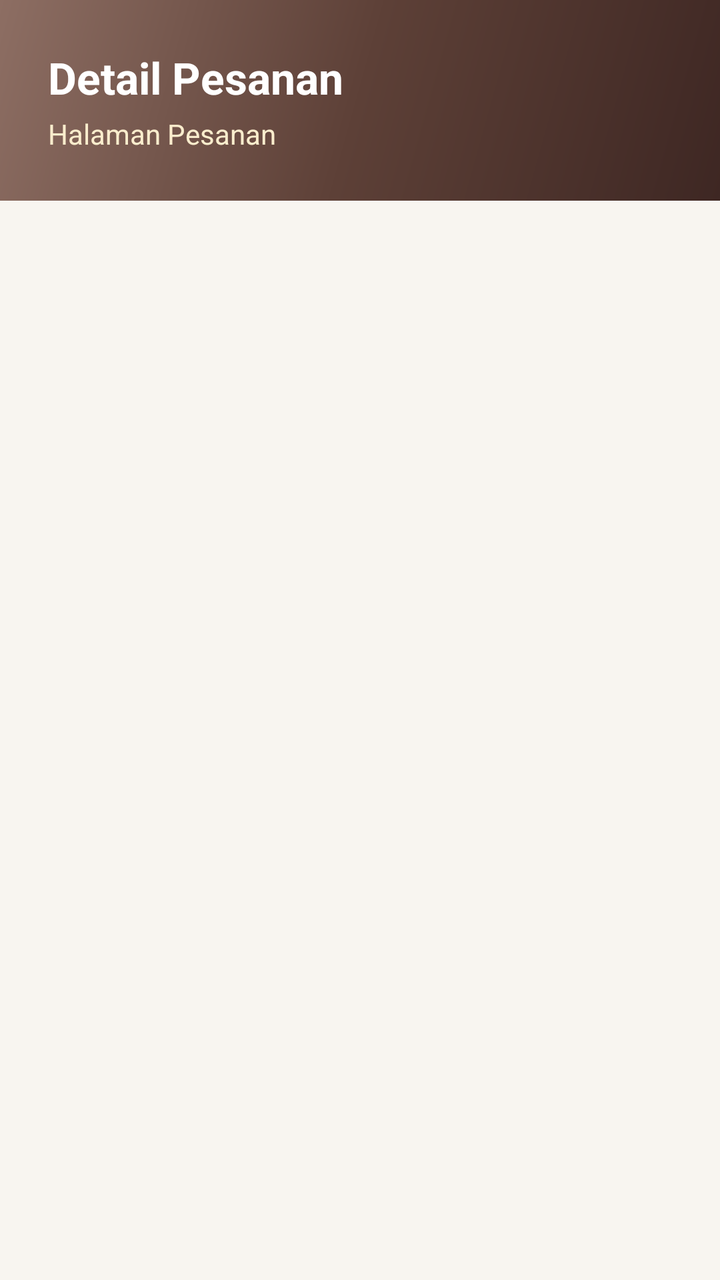
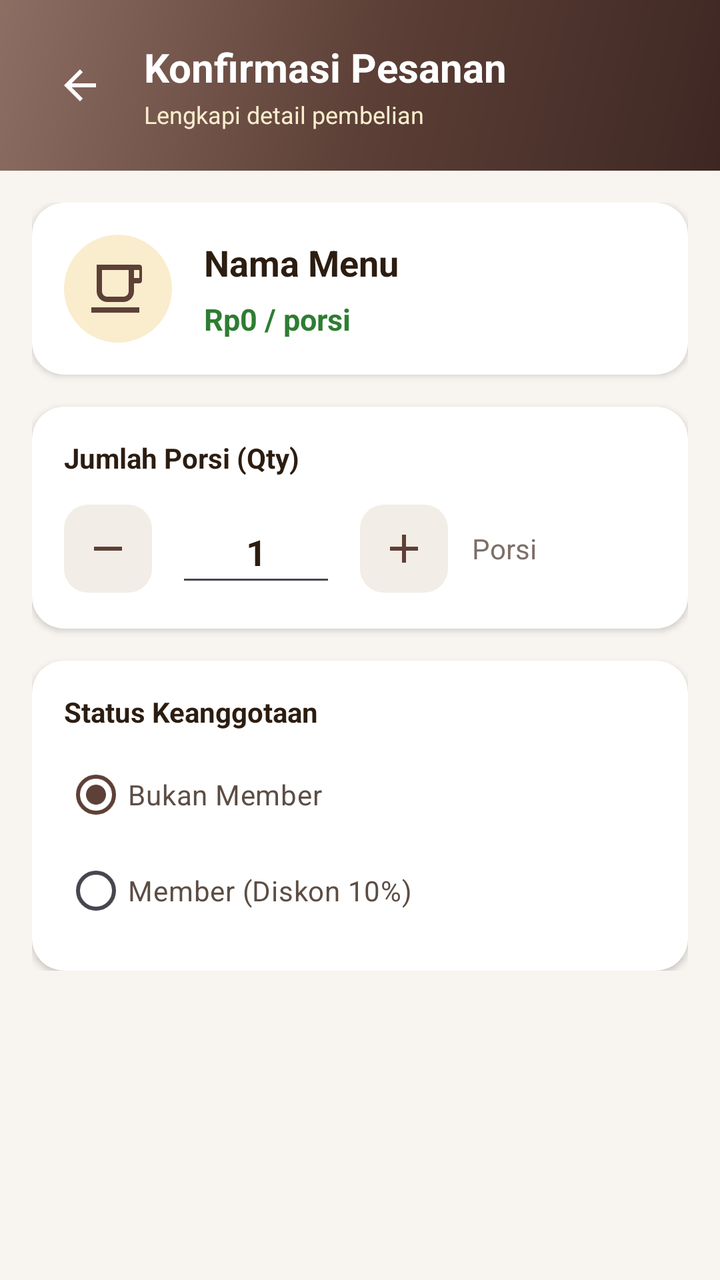

Compare the two renders of this Android layout. The source of the first and the diff that turns it into the second are given below.
<!-- AndroidManifest.xml: application theme Theme.UTS -->
<!-- res/layout/activity_order.xml -->
<?xml version="1.0" encoding="utf-8"?>
<LinearLayout xmlns:android="http://schemas.android.com/apk/res/android"
    android:id="@+id/orderRoot"
    xmlns:tools="http://schemas.android.com/tools"
    android:layout_width="match_parent"
    android:layout_height="match_parent"
    android:orientation="vertical"
    android:background="@color/cafe_bg"
    tools:context=".OrderActivity">

    <LinearLayout
        android:layout_width="match_parent"
        android:layout_height="wrap_content"
        android:background="@drawable/bg_header_gradient"
        android:orientation="vertical"
        android:padding="24dp">

        <TextView
            android:layout_width="wrap_content"
            android:layout_height="wrap_content"
            android:id="@+id/tvOrderHeaderTitle"
            android:text="Detail Pesanan"
            android:textColor="@color/white"
            android:textSize="22sp"
            android:textStyle="bold" />

        <TextView
            android:layout_width="wrap_content"
            android:layout_height="wrap_content"
            android:id="@+id/tvOrderHeaderSubtitle"
            android:layout_marginTop="4dp"
            android:text="Halaman Pesanan"
            android:textColor="@color/cafe_accent_light"
            android:textSize="14sp" />
    </LinearLayout>

    <TextView
        android:layout_width="match_parent"
        android:layout_height="wrap_content"
        android:id="@+id/tvSelectedMenuInfo"
        android:layout_margin="16dp"
        android:textColor="@color/cafe_text_title"
        android:textSize="18sp"
        android:textStyle="bold" />

</LinearLayout>
<!-- resources referenced by this layout -->
<resources>
  <color name="cafe_accent_light">#FAEDCD</color>
  <color name="cafe_bg">#F8F5F0</color>
  <color name="cafe_text_title">#2C1D11</color>
  <color name="white">#FFFFFFFF</color>
  <!-- drawable bg_header_gradient (drawable) -->
  <?xml version="1.0" encoding="utf-8"?>
  <shape xmlns:android="http://schemas.android.com/apk/res/android">
      <gradient
          android:angle="135"
          android:startColor="@color/cafe_primary_dark"
          android:centerColor="@color/cafe_primary"
          android:endColor="@color/cafe_secondary"
          android:type="linear" />
      <corners android:radius="0dp" />
  </shape>
  <style name="Theme.UTS" parent="Base.Theme.UTS" />
  <color name="cafe_primary_dark">#3E2723</color>
  <color name="cafe_primary">#5D4037</color>
  <color name="cafe_secondary">#8D6E63</color>
  <style name="Base.Theme.UTS" parent="Theme.Material3.DayNight.NoActionBar">
          <item name="colorPrimary">@color/cafe_primary</item>
          <item name="colorPrimaryDark">@color/cafe_primary_dark</item>
          <item name="colorAccent">@color/cafe_accent</item>
          <item name="android:statusBarColor">@color/cafe_primary_dark</item>
          <item name="android:windowBackground">@color/cafe_bg</item>
      </style>
  <color name="cafe_accent">#C78D4E</color>
</resources>

<!-- the commit's change to res/layout/activity_order.xml (unified diff, before → after) -->
@@ -1,6 +1,7 @@
 <?xml version="1.0" encoding="utf-8"?>
 <LinearLayout xmlns:android="http://schemas.android.com/apk/res/android"
     android:id="@+id/orderRoot"
+    xmlns:app="http://schemas.android.com/apk/res-auto"
     xmlns:tools="http://schemas.android.com/tools"
     android:layout_width="match_parent"
     android:layout_height="match_parent"
@@ -12,35 +13,231 @@
         android:layout_width="match_parent"
         android:layout_height="wrap_content"
         android:background="@drawable/bg_header_gradient"
-        android:orientation="vertical"
-        android:padding="24dp">
-
-        <TextView
-            android:layout_width="wrap_content"
+        android:orientation="horizontal"
+        android:padding="20dp"
+        android:gravity="center_vertical">
+
+        <ImageButton
+            android:id="@+id/btnBack"
+            android:layout_width="40dp"
+            android:layout_height="40dp"
+            android:background="?attr/selectableItemBackgroundBorderless"
+            android:src="@drawable/ic_arrow_back"
+            app:tint="@color/white" />
+
+        <LinearLayout
+            android:layout_width="0dp"
             android:layout_height="wrap_content"
-            android:id="@+id/tvOrderHeaderTitle"
-            android:text="Detail Pesanan"
-            android:textColor="@color/white"
-            android:textSize="22sp"
-            android:textStyle="bold" />
-
-        <TextView
-            android:layout_width="wrap_content"
+            android:layout_weight="1"
+            android:layout_marginStart="12dp"
+            android:orientation="vertical">
+
+            <TextView
+                android:layout_width="wrap_content"
+                android:layout_height="wrap_content"
+                android:text="Konfirmasi Pesanan"
+                android:textColor="@color/white"
+                android:textSize="20sp"
+                android:textStyle="bold" />
+
+            <TextView
+                android:layout_width="wrap_content"
+                android:layout_height="wrap_content"
+                android:layout_marginTop="2dp"
+                android:text="Lengkapi detail pembelian"
+                android:textColor="@color/cafe_accent_light"
+                android:textSize="12sp" />
+        </LinearLayout>
+    </LinearLayout>
+
+    <ScrollView
+        android:layout_width="match_parent"
+        android:layout_height="0dp"
+        android:layout_weight="1">
+
+        <LinearLayout
+            android:layout_width="match_parent"
             android:layout_height="wrap_content"
-            android:id="@+id/tvOrderHeaderSubtitle"
-            android:layout_marginTop="4dp"
-            android:text="Halaman Pesanan"
-            android:textColor="@color/cafe_accent_light"
-            android:textSize="14sp" />
-    </LinearLayout>
-
-    <TextView
-        android:layout_width="match_parent"
-        android:layout_height="wrap_content"
-        android:id="@+id/tvSelectedMenuInfo"
-        android:layout_margin="16dp"
-        android:textColor="@color/cafe_text_title"
-        android:textSize="18sp"
-        android:textStyle="bold" />
+            android:orientation="vertical"
+            android:padding="16dp">
+
+            <androidx.cardview.widget.CardView
+                android:id="@+id/cardMenuDetail"
+                android:layout_width="match_parent"
+                android:layout_height="wrap_content"
+                app:cardCornerRadius="16dp"
+                app:cardElevation="2dp"
+                app:cardBackgroundColor="@color/cafe_surface">
+
+                <LinearLayout
+                    android:layout_width="match_parent"
+                    android:layout_height="wrap_content"
+                    android:orientation="horizontal"
+                    android:padding="16dp"
+                    android:gravity="center_vertical">
+
+                    <FrameLayout
+                        android:layout_width="54dp"
+                        android:layout_height="54dp"
+                        android:background="@drawable/bg_icon_container">
+
+                        <ImageView
+                            android:id="@+id/imgOrderMenuIcon"
+                            android:layout_width="32dp"
+                            android:layout_height="32dp"
+                            android:layout_gravity="center"
+                            android:src="@drawable/ic_coffee" />
+                    </FrameLayout>
+
+                    <LinearLayout
+                        android:layout_width="0dp"
+                        android:layout_height="wrap_content"
+                        android:layout_weight="1"
+                        android:layout_marginStart="16dp"
+                        android:orientation="vertical">
+
+                        <TextView
+                            android:id="@+id/tvOrderMenuName"
+                            android:layout_width="wrap_content"
+                            android:layout_height="wrap_content"
+                            android:text="Nama Menu"
+                            android:textColor="@color/cafe_text_title"
+                            android:textSize="18sp"
+                            android:textStyle="bold" />
+
+                        <TextView
+                            android:id="@+id/tvOrderUnitPrice"
+                            android:layout_width="wrap_content"
+                            android:layout_height="wrap_content"
+                            android:layout_marginTop="6dp"
+                            android:text="Rp0 / porsi"
+                            android:textColor="@color/cafe_green"
+                            android:textSize="15sp"
+                            android:textStyle="bold" />
+                    </LinearLayout>
+                </LinearLayout>
+            </androidx.cardview.widget.CardView>
+
+            <androidx.cardview.widget.CardView
+                android:id="@+id/cardQty"
+                android:layout_width="match_parent"
+                android:layout_height="wrap_content"
+                android:layout_marginTop="16dp"
+                app:cardCornerRadius="16dp"
+                app:cardElevation="2dp"
+                app:cardBackgroundColor="@color/cafe_surface">
+
+                <LinearLayout
+                    android:layout_width="match_parent"
+                    android:layout_height="wrap_content"
+                    android:orientation="vertical"
+                    android:padding="16dp">
+
+                    <TextView
+                        android:layout_width="wrap_content"
+                        android:layout_height="wrap_content"
+                        android:text="Jumlah Porsi (Qty)"
+                        android:textColor="@color/cafe_text_title"
+                        android:textSize="14sp"
+                        android:textStyle="bold" />
+
+                    <LinearLayout
+                        android:layout_width="match_parent"
+                        android:layout_height="wrap_content"
+                        android:layout_marginTop="12dp"
+                        android:orientation="horizontal"
+                        android:gravity="center_vertical">
+
+                        <ImageButton
+                            android:id="@+id/btnMinus"
+                            android:layout_width="44dp"
+                            android:layout_height="44dp"
+                            android:background="@drawable/bg_badge_category"
+                            android:src="@drawable/ic_remove"
+                            app:tint="@color/cafe_primary" />
+
+                        <EditText
+                            android:id="@+id/etQty"
+                            android:layout_width="80dp"
+                            android:layout_height="48dp"
+                            android:layout_marginStart="12dp"
+                            android:layout_marginEnd="12dp"
+                            android:gravity="center"
+                            android:inputType="number"
+                            android:text="1"
+                            android:textColor="@color/cafe_text_title"
+                            android:textSize="18sp"
+                            android:textStyle="bold" />
+
+                        <ImageButton
+                            android:id="@+id/btnPlus"
+                            android:layout_width="44dp"
+                            android:layout_height="44dp"
+                            android:background="@drawable/bg_badge_category"
+                            android:src="@drawable/ic_add"
+                            app:tint="@color/cafe_primary" />
+
+                        <TextView
+                            android:layout_width="wrap_content"
+                            android:layout_height="wrap_content"
+                            android:layout_marginStart="12dp"
+                            android:text="Porsi"
+                            android:textColor="@color/cafe_text_subtitle"
+                            android:textSize="14sp" />
+                    </LinearLayout>
+                </LinearLayout>
+            </androidx.cardview.widget.CardView>
+
+            <androidx.cardview.widget.CardView
+                android:id="@+id/cardMember"
+                android:layout_width="match_parent"
+                android:layout_height="wrap_content"
+                android:layout_marginTop="16dp"
+                app:cardCornerRadius="16dp"
+                app:cardElevation="2dp"
+                app:cardBackgroundColor="@color/cafe_surface">
+
+                <LinearLayout
+                    android:layout_width="match_parent"
+                    android:layout_height="wrap_content"
+                    android:orientation="vertical"
+                    android:padding="16dp">
+
+                    <TextView
+                        android:layout_width="wrap_content"
+                        android:layout_height="wrap_content"
+                        android:text="Status Keanggotaan"
+                        android:textColor="@color/cafe_text_title"
+                        android:textSize="14sp"
+                        android:textStyle="bold" />
+
+                    <RadioGroup
+                        android:id="@+id/rgMember"
+                        android:layout_width="match_parent"
+                        android:layout_height="wrap_content"
+                        android:layout_marginTop="8dp">
+
+                        <RadioButton
+                            android:id="@+id/rbNonMember"
+                            android:layout_width="match_parent"
+                            android:layout_height="wrap_content"
+                            android:checked="true"
+                            android:text="Bukan Member"
+                            android:textColor="@color/cafe_text_body"
+                            android:textSize="14sp" />
+
+                        <RadioButton
+                            android:id="@+id/rbMember"
+                            android:layout_width="match_parent"
+                            android:layout_height="wrap_content"
+                            android:text="Member (Diskon 10%)"
+                            android:textColor="@color/cafe_text_body"
+                            android:textSize="14sp" />
+                    </RadioGroup>
+                </LinearLayout>
+            </androidx.cardview.widget.CardView>
+
+        </LinearLayout>
+    </ScrollView>
 
 </LinearLayout>
<!-- resource entries referenced after the edit -->
@@ -2,8 +2,21 @@
 <resources>
   <color name="cafe_accent_light">#FAEDCD</color>
   <color name="cafe_bg">#F8F5F0</color>
+  <color name="cafe_green">#2E7D32</color>
   <color name="cafe_text_title">#2C1D11</color>
   <color name="white">#FFFFFFFF</color>
+  <!-- drawable bg_badge_category (drawable) -->
+  <?xml version="1.0" encoding="utf-8"?>
+  <shape xmlns:android="http://schemas.android.com/apk/res/android"
+      android:shape="rectangle">
+      <solid android:color="@color/cafe_surface_variant" />
+      <corners android:radius="12dp" />
+      <padding
+          android:left="10dp"
+          android:top="3dp"
+          android:right="10dp"
+          android:bottom="3dp" />
+  </shape>
   <!-- drawable bg_header_gradient (drawable) -->
   <?xml version="1.0" encoding="utf-8"?>
   <shape xmlns:android="http://schemas.android.com/apk/res/android">
@@ -15,9 +28,64 @@
           android:type="linear" />
       <corners android:radius="0dp" />
   </shape>
+  <!-- drawable bg_icon_container (drawable) -->
+  <?xml version="1.0" encoding="utf-8"?>
+  <shape xmlns:android="http://schemas.android.com/apk/res/android"
+      android:shape="oval">
+      <solid android:color="@color/cafe_accent_light" />
+      <size
+          android:width="48dp"
+          android:height="48dp" />
+  </shape>
+  <!-- drawable ic_add (drawable) -->
+  <vector xmlns:android="http://schemas.android.com/apk/res/android"
+      android:width="24dp"
+      android:height="24dp"
+      android:viewportWidth="24"
+      android:viewportHeight="24">
+      <path
+          android:fillColor="#5D4037"
+          android:pathData="M19,13h-6v6h-2v-6H5v-2h6V5h2v6h6v2z"/>
+  </vector>
+  <!-- drawable ic_arrow_back (drawable) -->
+  <vector xmlns:android="http://schemas.android.com/apk/res/android"
+      android:width="24dp"
+      android:height="24dp"
+      android:viewportWidth="24"
+      android:viewportHeight="24">
+      <path
+          android:fillColor="#FFFFFF"
+          android:pathData="M20,11H7.83l5.59,-5.59L12,4l-8,8 8,8 1.41,-1.41L7.83,13H20v-2z"/>
+  </vector>
+  <!-- drawable ic_coffee (drawable) -->
+  <?xml version="1.0" encoding="utf-8"?>
+  <vector xmlns:android="http://schemas.android.com/apk/res/android"
+      android:width="24dp"
+      android:height="24dp"
+      android:viewportWidth="24"
+      android:viewportHeight="24"
+      android:tint="@color/cafe_primary">
+      <path
+          android:fillColor="@android:color/white"
+          android:pathData="M2,21V19H20V21H2ZM20,8V5H18V8H20ZM20,3C20.5523,3 21,3.4477 21,4V9C21,9.5523 20.5523,10 20,10H18V13C18,15.2091 16.2091,17 14,17H8C5.7909,17 4,15.2091 4,13V3H20ZM16,5H6V13C6,14.1046 6.8954,15 8,15H14C15.1046,15 16,14.1046 16,13V5Z" />
+  </vector>
+  <!-- drawable ic_remove (drawable) -->
+  <vector xmlns:android="http://schemas.android.com/apk/res/android"
+      android:width="24dp"
+      android:height="24dp"
+      android:viewportWidth="24"
+      android:viewportHeight="24">
+      <path
+          android:fillColor="#5D4037"
+          android:pathData="M19,13H5v-2h14v2z"/>
+  </vector>
   <style name="Theme.UTS" parent="Base.Theme.UTS" />
+  <color name="cafe_surface_variant">#F2EDE6</color>
   <color name="cafe_primary_dark">#3E2723</color>
   <color name="cafe_primary">#5D4037</color>
+  <color name="cafe_surface">#FFFFFF</color>
+  <color name="cafe_text_body">#5C4D44</color>
+  <color name="cafe_text_subtitle">#7D6E68</color>
   <color name="cafe_secondary">#8D6E63</color>
   <style name="Base.Theme.UTS" parent="Theme.Material3.DayNight.NoActionBar">
           <item name="colorPrimary">@color/cafe_primary</item>
